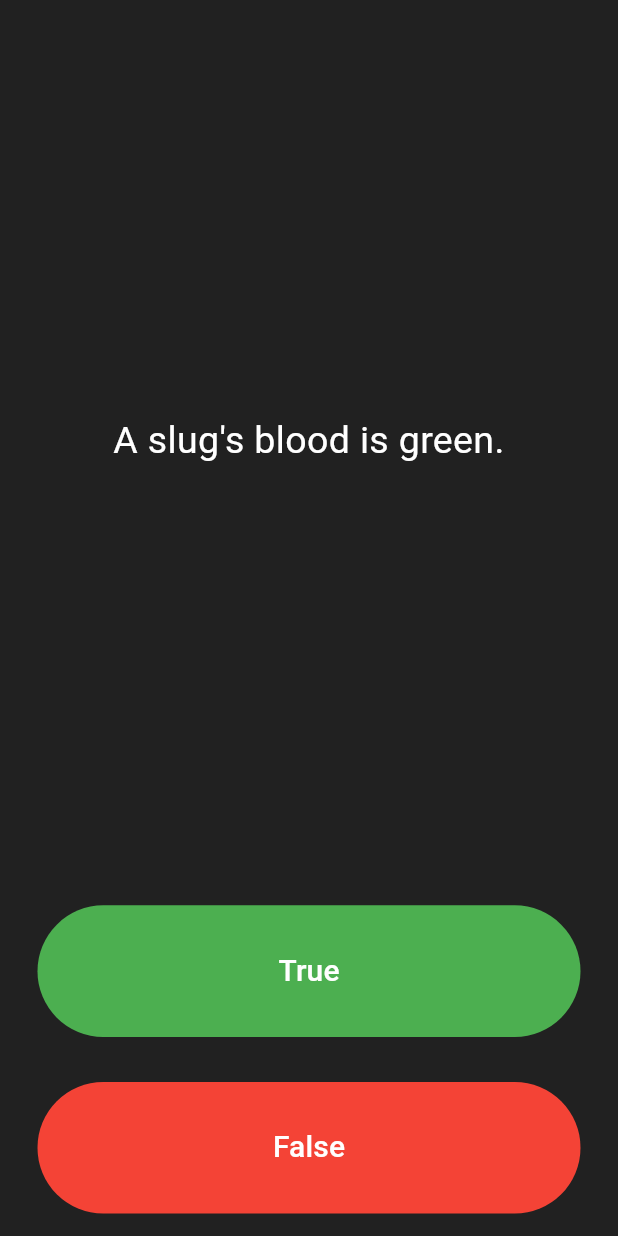
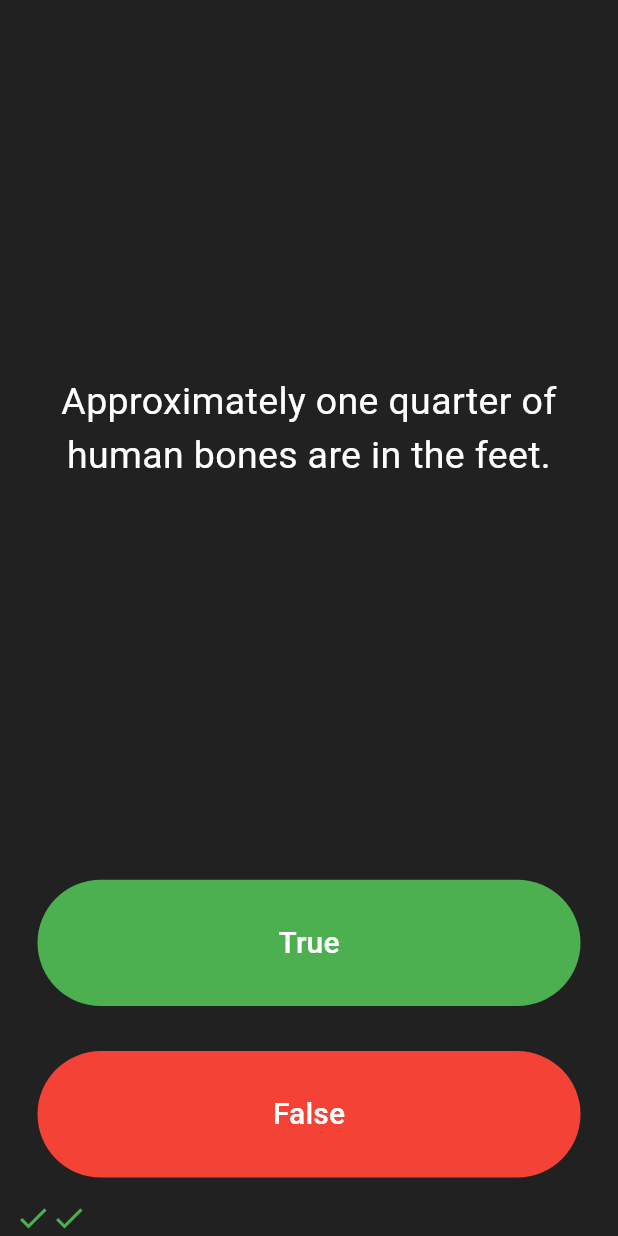
Before and after one commit to EdouardKamole/QUIZZLER, a Flutter app: the screen it shows after launch, after a tap on "True", after a tap on "False", on a phone screen of 412 x 824 dp. Run offline on Flutter 3.47's test engine with Material 3 defaults, Android fonts, the phone set to English and light mode, and no system bars.

Commit message:
Updated main.dart and added quiz_brain.dart

```diff
--- a/lib/main.dart
+++ b/lib/main.dart
@@ -1,5 +1,7 @@
 import 'package:flutter/material.dart';
-import 'question.dart';
+import 'quiz_brain.dart';
+
+Quiz_brain quizBrain = Quiz_brain();
 
 void main() => runApp(Quizzler());
 
@@ -28,28 +30,21 @@
 class _QuizPageState extends State<QuizPage> {
   List<Icon> scoreKeeper = [];
 
-  // Correct list initialization using constructor with correct parameter names
-  List<Question> questionBank = [
-    Question(
-        questionText: 'You can lead a cow down stairs but not up stairs.',
-        questionAnswer: false),
-    Question(
-        questionText:
-            'Approximately one quarter of human bones are in the feet.',
-        questionAnswer: true),
-    Question(questionText: 'A slug\'s blood is green.', questionAnswer: true),
-  ];
+  void checkAnswer(bool userPickedAnswer) {
+    bool correctAnswer = quizBrain.getCorrectAnswer();
 
-  int questionNumber = 0;
+    if (userPickedAnswer == correctAnswer) {
+      print('User got it right!');
+      // You could also add an icon for correct answers
+      scoreKeeper.add(Icon(Icons.check, color: Colors.green));
+    } else {
+      print('User got it wrong!');
+      // Add an icon for incorrect answers
+      scoreKeeper.add(Icon(Icons.close, color: Colors.red));
+    }
 
-  void nextQuestion() {
     setState(() {
-      // Make sure questionNumber does not exceed the number of questions
-      if (questionNumber < questionBank.length - 1) {
-        questionNumber++;
-      } else {
-        questionNumber = 0; // Reset to the first question
-      }
+      quizBrain.nextQuestion();
     });
   }
 
@@ -65,7 +60,7 @@
             padding: EdgeInsets.all(10.0),
             child: Center(
               child: Text(
-                questionBank[questionNumber].questionText,
+                quizBrain.getQuestionText(),
                 textAlign: TextAlign.center,
                 style: TextStyle(
                   fontSize: 25.0,
@@ -80,7 +75,7 @@
             padding: EdgeInsets.all(15.0),
             child: TextButton(
               style: TextButton.styleFrom(
-                backgroundColor: Colors.green, // Button background color
+                backgroundColor: Colors.green,
               ),
               child: Text(
                 'True',
@@ -90,14 +85,7 @@
                 ),
               ),
               onPressed: () {
-                bool correct = questionBank[questionNumber].questionAnswer;
-                if (correct == true) {
-                  print('User got it right'); // Correct print statement
-                } else {
-                  print('User got it wrong'); // Correct print statement
-                }
-
-                nextQuestion(); // Proceed to the next question
+                checkAnswer(true);
               },
             ),
           ),
@@ -107,7 +95,7 @@
             padding: EdgeInsets.all(15.0),
             child: TextButton(
               style: TextButton.styleFrom(
-                backgroundColor: Colors.red, // Button background color
+                backgroundColor: Colors.red,
               ),
               child: Text(
                 'False',
@@ -117,19 +105,14 @@
                 ),
               ),
               onPressed: () {
-                bool correct = questionBank[questionNumber].questionAnswer;
-                if (correct == false) {
-                  print('User got it right'); // Correct print statement
-                } else {
-                  print('User got it wrong'); // Correct print statement
-                }
-
-                nextQuestion(); // Proceed to the next question
+                checkAnswer(false);
               },
             ),
           ),
         ),
-        Row(children: scoreKeeper),
+        Row(
+          children: scoreKeeper,
+        ),
       ],
     );
   }
--- /dev/null
+++ b/lib/quiz_brain.dart
@@ -0,0 +1,72 @@
+import 'question.dart';
+
+class Quiz_brain {
+  int _questionNumber = 0;
+
+  // Private list of questions
+  List<Question> _questionBank = [
+    Question(
+        questionText: 'Some cats are actually allergic to humans',
+        questionAnswer: true),
+    Question(
+        questionText: 'You can lead a cow down stairs but not up stairs.',
+        questionAnswer: false),
+    Question(
+        questionText:
+            'Approximately one quarter of human bones are in the feet.',
+        questionAnswer: true),
+    Question(questionText: 'A slug\'s blood is green.', questionAnswer: true),
+    Question(
+        questionText: 'Buzz Aldrin\'s mother\'s maiden name was "Moon".',
+        questionAnswer: true),
+    Question(
+        questionText: 'It is illegal to pee in the Ocean in Portugal.',
+        questionAnswer: true),
+    Question(
+        questionText:
+            'No piece of square dry paper can be folded in half more than 7 times.',
+        questionAnswer: false),
+    Question(
+        questionText:
+            'In London, UK, if you happen to die in the House of Parliament, you are technically entitled to a state funeral.',
+        questionAnswer: true),
+    Question(
+        questionText:
+            'The loudest sound produced by any animal is 188 decibels. That animal is the African Elephant.',
+        questionAnswer: false),
+    Question(
+        questionText:
+            'The total surface area of two human lungs is approximately 70 square metres.',
+        questionAnswer: true),
+    Question(
+        questionText: 'Google was originally called "Backrub".',
+        questionAnswer: true),
+    Question(
+        questionText:
+            'Chocolate affects a dog\'s heart and nervous system; a few ounces are enough to kill a small dog.',
+        questionAnswer: true),
+    Question(
+        questionText:
+            'In West Virginia, USA, if you accidentally hit an animal with your car, you are free to take it home to eat.',
+        questionAnswer: true),
+  ];
+
+  // Method to get the current question text
+  String getQuestionText() {
+    return _questionBank[_questionNumber].questionText;
+  }
+
+  // Method to get the current question's correct answer
+  bool getCorrectAnswer() {
+    return _questionBank[_questionNumber].questionAnswer;
+  }
+
+  // Method to move to the next question
+  void nextQuestion() {
+    if (_questionNumber < _questionBank.length - 1) {
+      _questionNumber++;
+    } else {
+      _questionNumber = 0; // Reset for simplicity or quiz end behavior
+    }
+  }
+}
```
